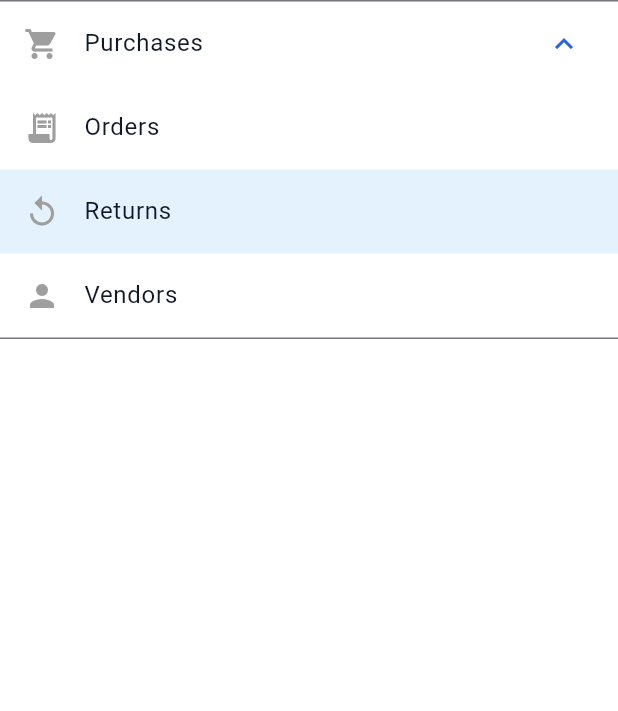
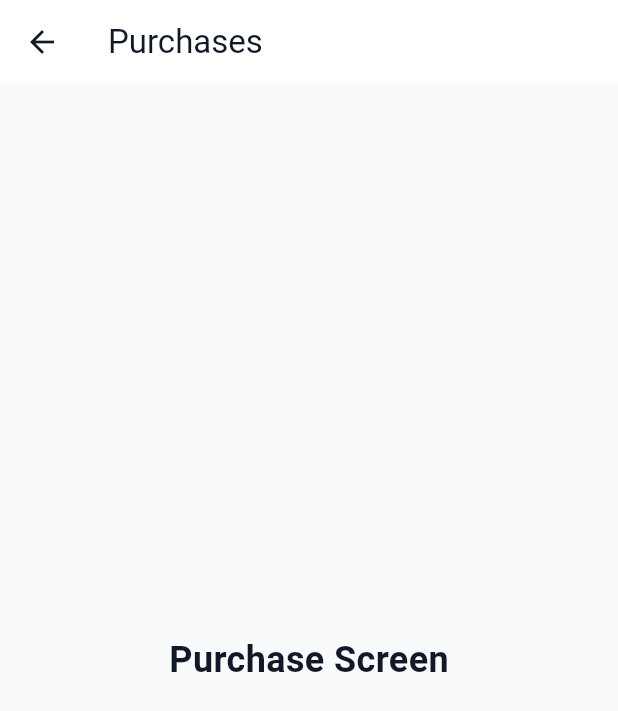
Before and after one commit to humza-42/bizstocker, a Flutter app: the PurchasesExpansionTile widget shown alone on an empty page, opened directly, after a tap on "Purchases", on a phone screen of 412 x 824 dp. Shown: the top 711 px of the screen. Run offline on Flutter 3.47's test engine with Material 3 defaults, Android fonts, the phone set to English and light mode, and no system bars.

Commit message:
Added Navigation to the purchase expansion tile

```diff
--- a/lib/Drawer_List_Contents/expansion_purchase_tile.dart
+++ b/lib/Drawer_List_Contents/expansion_purchase_tile.dart
@@ -1,26 +1,60 @@
 import 'package:flutter/material.dart';
 
-class PurchasesExpansionTile extends StatelessWidget {
+class PurchasesExpansionTile extends StatefulWidget {
   const PurchasesExpansionTile({super.key});
 
   @override
+  State<PurchasesExpansionTile> createState() => _PurchasesExpansionTileState();
+}
+
+class _PurchasesExpansionTileState extends State<PurchasesExpansionTile> {
+  bool _isExpanded = false;
+
+  @override
   Widget build(BuildContext context) {
-    return ExpansionTile(
+    return Column(
+      children: [
+        ListTile(
           leading: const Icon(Icons.shopping_cart, color: Colors.grey),
-      title: const Text('Purchases'),
-
+          title: GestureDetector(
+            onTap: () {
+              Navigator.pushNamed(context, '/purchases');
+            },
+            child: const Text('Purchases'),
+          ),
+          trailing: IconButton(
+            icon: Icon(
+              _isExpanded ? Icons.expand_less : Icons.expand_more,
+              color: Colors.grey,
+            ),
+            onPressed: () {
+              setState(() {
+                _isExpanded = !_isExpanded;
+              });
+            },
+          ),
+          onTap: () {
+            Navigator.pushNamed(context, '/purchases');
+          },
+        ),
+        if (_isExpanded)
+          Column(
             children: [
               ListTile(
                 leading: const Icon(Icons.receipt_long, color: Colors.grey),
                 title: const Text('Orders'),
-          onTap: () {},
+                onTap: () {
+                  Navigator.pushNamed(context, '/orders');
+                },
               ),
               ListTile(
                 leading: const Icon(Icons.replay, color: Colors.grey),
                 title: const Text('Returns'),
-          onTap: () {},
-          tileColor: Colors.blue.shade50,
+                onTap: () {
+                  Navigator.pushNamed(context, '/returns');
+                },
               ),
+
               // ListTile(
               //   leading: const Icon(Icons.receipt, color: Colors.grey),
               //   title: const Text('Receive Stock'),
@@ -34,7 +68,11 @@ class PurchasesExpansionTile extends StatelessWidget {
               ListTile(
                 leading: const Icon(Icons.person, color: Colors.grey),
                 title: const Text('Vendors'),
-          onTap: () {},
+                onTap: () {
+                  Navigator.pushNamed(context, '/vendors');
+                },
+              ),
+            ],
           ),
       ],
     );
--- /dev/null
+++ b/lib/Screens/Purchases/purchase_screen.dart
@@ -0,0 +1,22 @@
+import 'package:flutter/material.dart';
+
+class PurchaseScreen extends StatelessWidget {
+  const PurchaseScreen({super.key});
+
+  @override
+  Widget build(BuildContext context) {
+    return Scaffold(
+      appBar: AppBar(title: const Text('Purchases'), elevation: 0),
+      body: Container(
+        padding: const EdgeInsets.all(16.0),
+        color: Theme.of(context).colorScheme.surfaceContainer,
+        child: const Center(
+          child: Text(
+            'Purchase Screen',
+            style: TextStyle(fontSize: 24.0, fontWeight: FontWeight.bold),
+          ),
+        ),
+      ),
+    );
+  }
+}
```
Also changed, not shown: lib/Screens/Purchases/orders_screen.dart (added, +22 -0 lines), lib/Screens/Purchases/returns_screen.dart (added, +22 -0 lines), lib/Screens/Purchases/vendors_screen.dart (added, +22 -0 lines), lib/main.dart (+8 -0 lines). Lines whose indentation alone changed are shown as unchanged.
